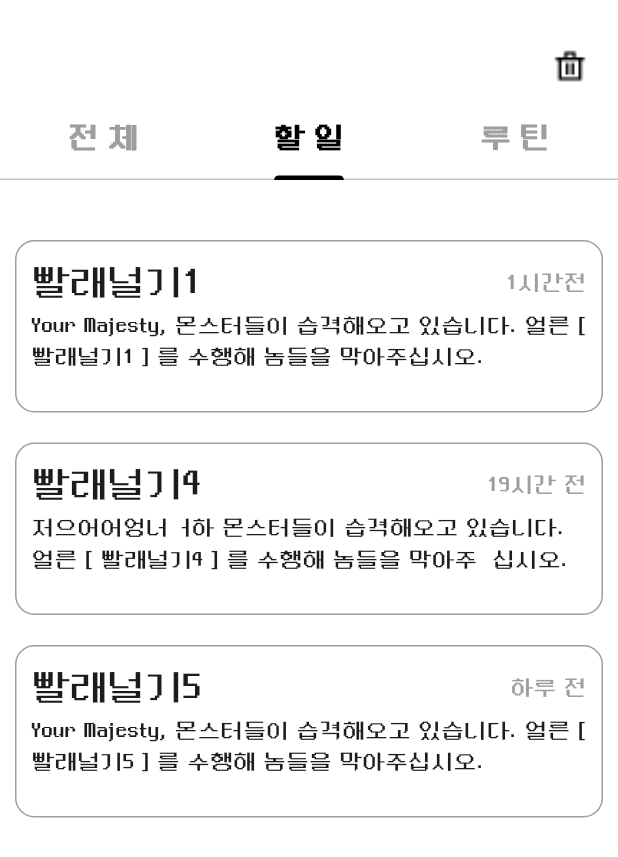
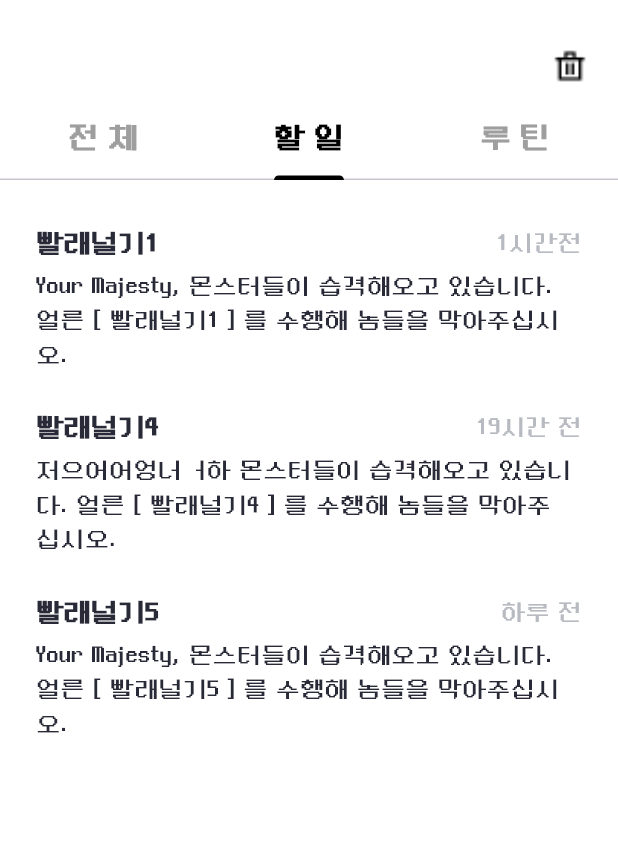
Before and after one commit to lojo0307/KingMaker, a Flutter app: the AlarmMain screen opened directly, tab 2 chosen, on a phone screen of 412 x 824 dp. Shown: the top 857 px of the screen. Run offline on Flutter 3.47's test engine with Material 2 defaults, Android fonts, the phone set to English and light mode, and no system bars; our stand-ins replace custom_radio_grouped_button, dio, firebase_core, firebase_messaging, flutter_dotenv, flutter_secure_storage and 3 more; missing offline and left inert: date_picker_plus, flame, flutter_animated_dialog, flutter_flip_card, kakao_flutter_sdk, time_picker_sheet; accounts and stored records are empty; network calls fail.

Commit message:
:lipstick: Style: 알림 ui 수정

```diff
--- a/frontend/kingmaker/lib/widget/alarm/alarm_card.dart
+++ b/frontend/kingmaker/lib/widget/alarm/alarm_card.dart
@@ -1,5 +1,6 @@
 import 'package:flutter/cupertino.dart';
 import 'package:flutter/material.dart';
+import 'package:kingmaker/consts/colors.dart';
 class AlarmCard extends StatelessWidget {
   const AlarmCard({super.key, required this.data, required this.delFlag});
   final Map<String, String> data;
@@ -8,33 +9,26 @@ class AlarmCard extends StatelessWidget {
   Widget build(BuildContext context) {
     return
     Container(
-      decoration: BoxDecoration(
-        color: Colors.white,
-        borderRadius: BorderRadius.circular(13),
-        border: Border.all(
-          color: Colors.grey,
-          width: 1,
-        ),
-      ),
-      padding: EdgeInsets.all(10),
-      margin: EdgeInsets.all(10),
+      // decoration: BoxDecoration(color: Colors.red),
+      margin: EdgeInsets.fromLTRB(24.0,0.0,24.0,24.0),
       child: Column(
         children: [
           Row(
             mainAxisAlignment: MainAxisAlignment.spaceBetween,
             crossAxisAlignment: CrossAxisAlignment.center,
             children: [
-              Text(data['title'].toString(), style: const TextStyle(fontSize: 25 ),),
+              Text(data['title'].toString(), style: const TextStyle(fontSize: 18, fontWeight: FontWeight.bold, color: BLUE_BLACK_COLOR),),
               Row(
                 children: [
-                  Text(data['time'].toString(), style: const TextStyle(fontSize: 15, color: Colors.grey ),),
+                  Text(data['time'].toString(), style: const TextStyle(fontSize: 16, color: DARK_GREY_COLOR ),),
                   (delFlag)? TextButton( onPressed: () { }, child: Image.asset('assets/icon/delete.png',), ): const SizedBox.shrink()
                 ],
               ),
             ],
           ),
-          Text(data['message'].toString(), style: const TextStyle(fontSize: 15 ),),
-          const SizedBox(height: 15,)
+          SizedBox(height: 4),
+          Text(data['message'].toString(), style: const TextStyle(fontSize: 16, color: BLUE_BLACK_COLOR
+          ),),
         ],
       ),
     );
```
Also changed, not shown: frontend/kingmaker/lib/consts/colors.dart (added, +20 -0 lines).
